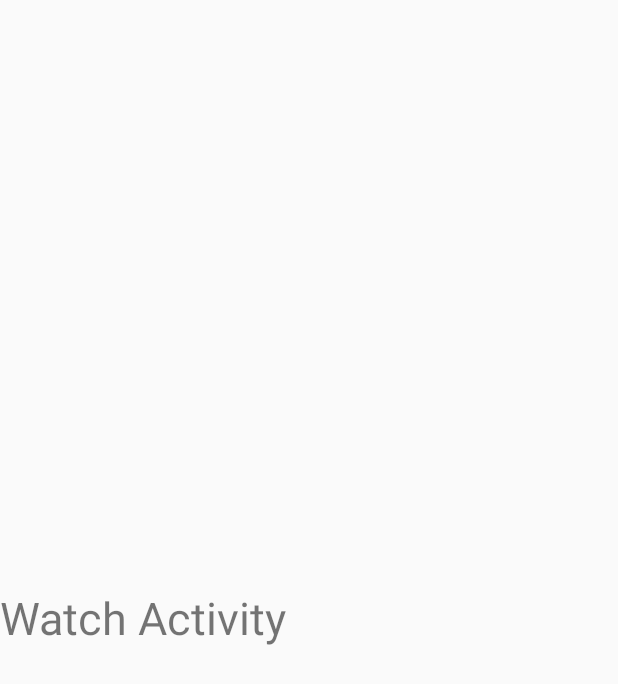
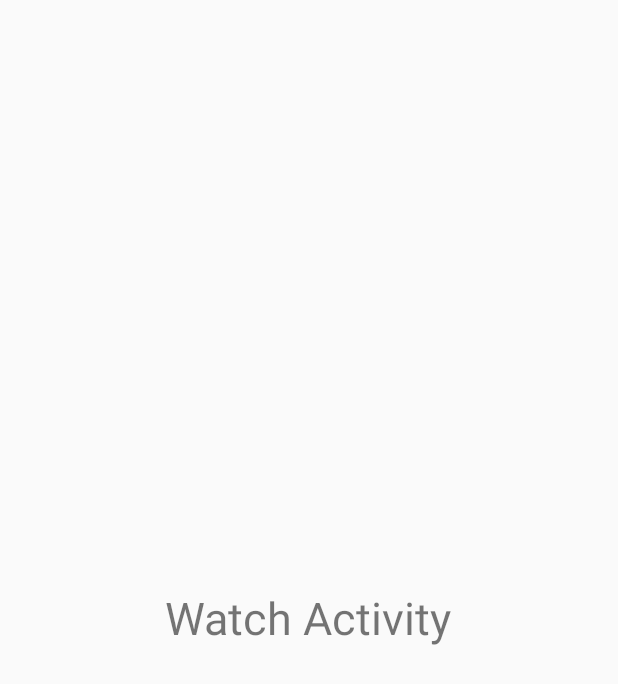
Before and after one commit to snguon/CS275-CODA, an Android app: the WatchActivity screen opened directly, with no data from a screen before it, on a phone screen of 412 x 824 dp. Shown: the top 684 px of the screen. Run offline under Robolectric (Android 15) with nearby library versions, the phone set to English and light mode, and no system bars.

Commit message:
ui colors etc

```diff
--- a/app/src/main/res/layout/activity_home.xml
+++ b/app/src/main/res/layout/activity_home.xml
@@ -14,6 +14,7 @@
         />
 
     <LinearLayout
+
         android:layout_width="match_parent"
         android:layout_height="wrap_content"
         android:layout_weight="1"
@@ -232,6 +233,7 @@
     </LinearLayout>
 
     <LinearLayout
+
         android:layout_width="match_parent"
         android:layout_height="wrap_content"
         android:layout_weight="1"
--- a/app/src/main/res/layout/activity_watch.xml
+++ b/app/src/main/res/layout/activity_watch.xml
@@ -5,13 +5,13 @@
     android:layout_width="match_parent"
     android:layout_height="match_parent"
     tools:context=".WatchActivity"
-    android:layout_gravity="center">
+    android:gravity="center">
 
     <TextView
         android:layout_width="wrap_content"
         android:layout_height="wrap_content"
+        android:layout_gravity="center"
         android:text="Watch Activity"
-        android:layout_gravity="center"
-        android:textSize="30sp"/>
+        android:textSize="30sp" />
 
 </LinearLayout>
--- a/app/src/main/res/layout/toolbar.xml
+++ b/app/src/main/res/layout/toolbar.xml
@@ -2,7 +2,7 @@
 <android.support.v7.widget.Toolbar xmlns:android="http://schemas.android.com/apk/res/android"
     android:layout_width="match_parent" android:layout_height="wrap_content"
     android:background="@color/colorPrimary"
-    android:elevation="4dp"
+    android:elevation="10dp"
 
     >
 
--- a/app/src/main/res/values/colors.xml
+++ b/app/src/main/res/values/colors.xml
@@ -1,6 +1,6 @@
 <?xml version="1.0" encoding="utf-8"?>
 <resources>
-    <color name="colorPrimary">#9364de</color>
+    <color name="colorPrimary">#64A7DE</color>
     <color name="colorPrimaryDark">#050408</color>
     <color name="colorAccent">#D81B60</color>
     <color name="background">#64A7DE</color>
```
